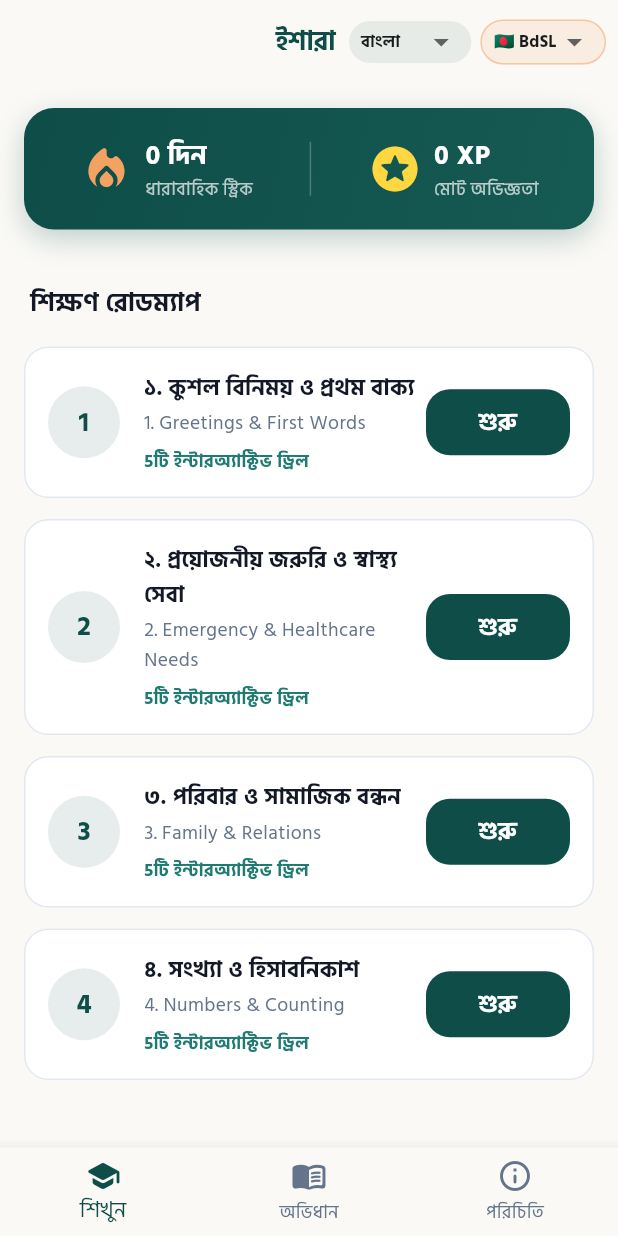
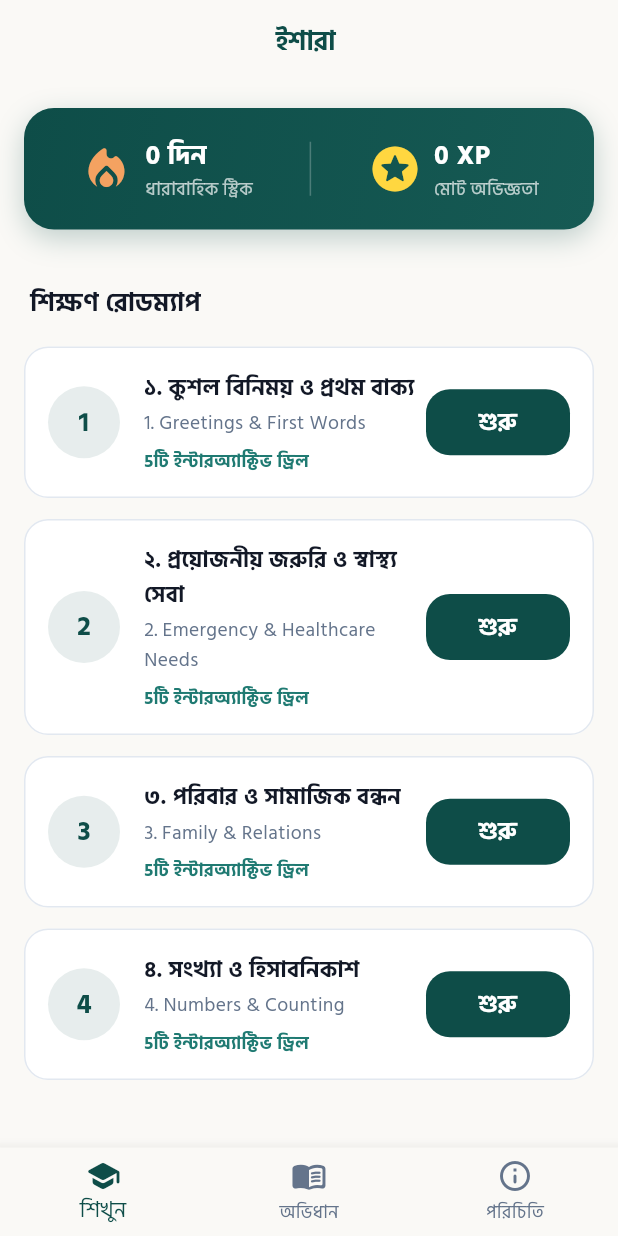
Before and after one commit to Sifat247/ishara-sign-language, a Flutter app: the screen it shows after launch, after a tap on "শেখা শুরু করুন (Free)", on a phone screen of 412 x 824 dp. Run offline on Flutter 3.47's test engine with Material 3 defaults, Android fonts, the phone set to English and light mode, and no system bars; our stand-ins replace flutter_animate, flutter_riverpod, shared_preferences.

Commit message:
Make Ishara Bangla-only (BdSL): remove 6 extra UI languages, ASL track and English listing
Co-Authored-By: Claude Sonnet 5.5 <noreply@anthropic.com>
Claude-Session: https://claude.ai/code/session_01Xud2UNbctheTAoxeL3Gkd1

```diff
--- a/lib/core/services/sign_database.dart
+++ b/lib/core/services/sign_database.dart
@@ -1,7 +1,6 @@
 import '../models/sign_item.dart';
 
 class AuthenticSignDatabase {
-  // Sourced and normalized according to Bangladesh National Federation of the Deaf (BNDF) & ASL Standards
   static const List<SignItem> initialSigns = [
     // --- 1. Daily Essentials (নৈমিত্তিক যোগাযোগ) ---
     SignItem(
@@ -147,38 +146,6 @@ class AuthenticSignDatabase {
       track: 'both',
     ),
 
-    // --- 4. ASL Alphabets (আমেরিকান বর্ণমালা) ---
-    SignItem(
-      id: 'asl_01',
-      banglaWord: 'Letter A',
-      englishWord: 'ASL - A',
-      category: 'alphabet',
-      descriptionBn: 'ASL বর্ণমালা A।',
-      gestureHintBn: 'মুঠো হাত সোজা রেখে বুড়ো আঙুলটি তর্জনীর পাশে সোজা রাখুন।',
-      handEmoji: '✊',
-      track: 'asl',
-    ),
-    SignItem(
-      id: 'asl_02',
-      banglaWord: 'Letter B',
-      englishWord: 'ASL - B',
-      category: 'alphabet',
-      descriptionBn: 'ASL বর্ণমালা B।',
-      gestureHintBn: '৪টি আঙুল সোজা উপরে একসাথে রাখুন, বুড়ো আঙুল তালুর উপর বাঁকান।',
-      handEmoji: '✋',
-      track: 'asl',
-    ),
-    SignItem(
-      id: 'asl_03',
-      banglaWord: 'Letter C',
-      englishWord: 'ASL - C',
-      category: 'alphabet',
-      descriptionBn: 'ASL বর্ণমালা C।',
-      gestureHintBn: 'হাতের আঙুলগুলো বাঁকিয়ে ইংরেজি "C" অক্ষরের আকৃতি দিন।',
-      handEmoji: '🤏',
-      track: 'asl',
-    ),
-
     // --- 5. Family & Relations (পরিবার ও সম্পর্ক) ---
     SignItem(
       id: 'fam_01',
--- a/lib/features/curriculum/presentation/home_screen.dart
+++ b/lib/features/curriculum/presentation/home_screen.dart
@@ -47,7 +47,7 @@ class _HomeScreenState extends State<HomeScreen> {
       setState(() {
         _xpPoints = xp;
         _streakDays = streak;
-        _activeTrack = track;
+        _activeTrack = 'bdsl';
         _completedLessonIds = completed;
       });
     }
@@ -68,59 +68,6 @@ class _HomeScreenState extends State<HomeScreen> {
             ),
           ],
         ),
-        actions: [
-          // UI Language Switcher Pill
-          Container(
-            margin: const EdgeInsets.only(right: 6),
-            padding: const EdgeInsets.symmetric(horizontal: 8, vertical: 2),
-            decoration: BoxDecoration(
-              color: IsharaColors.primaryTeal.withValues(alpha: 0.08),
-              borderRadius: BorderRadius.circular(16),
-            ),
-            child: DropdownButtonHideUnderline(
-              child: DropdownButton<AppLanguage>(
-                value: localeNotifier.currentLanguage,
-                isDense: true,
-                items: AppLanguage.values.map((l) {
-                  return DropdownMenuItem(
-                    value: l,
-                    child: Text(l.displayName, style: const TextStyle(fontSize: 11, fontWeight: FontWeight.bold)),
-                  );
-                }).toList(),
-                onChanged: (val) {
-                  if (val != null) localeNotifier.setLanguage(val);
-                },
-              ),
-            ),
-          ),
-
-          // Sign Track Switcher Pill (BdSL vs ASL)
-          Container(
-            margin: const EdgeInsets.only(right: 8),
-            padding: const EdgeInsets.symmetric(horizontal: 8, vertical: 2),
-            decoration: BoxDecoration(
-              color: IsharaColors.royalGold.withValues(alpha: 0.15),
-              borderRadius: BorderRadius.circular(16),
-              border: Border.all(color: IsharaColors.royalGold.withValues(alpha: 0.5)),
-            ),
-            child: DropdownButtonHideUnderline(
-              child: DropdownButton<String>(
-                value: _activeTrack,
-                isDense: true,
-                items: const [
-                  DropdownMenuItem(value: 'bdsl', child: Text('🇧🇩 BdSL', style: TextStyle(fontSize: 11, fontWeight: FontWeight.bold))),
-                  DropdownMenuItem(value: 'asl', child: Text('🇺🇸 ASL', style: TextStyle(fontSize: 11, fontWeight: FontWeight.bold))),
-                ],
-                onChanged: (val) async {
-                  if (val != null) {
-                    setState(() => _activeTrack = val);
-                    await ProgressTracker.setTrack(val);
-                  }
-                },
-              ),
-            ),
-          ),
-        ],
       ),
       body: CustomScrollView(
         slivers: [
--- a/lib/features/dictionary/presentation/dictionary_screen.dart
+++ b/lib/features/dictionary/presentation/dictionary_screen.dart
@@ -81,7 +81,6 @@ class _DictionaryScreenState extends State<DictionaryScreen> {
                 _buildFilterChip('সংরক্ষিত ❤️', 'bookmarked'),
                 _buildFilterChip('নৈমিত্তিক', 'daily'),
                 _buildFilterChip('জরুরি ও স্বাস্থ্য', 'emergency'),
-                _buildFilterChip('ASL বর্ণমালা', 'alphabet'),
               ],
             ),
           ),
--- a/lib/features/onboarding/presentation/onboarding_screen.dart
+++ b/lib/features/onboarding/presentation/onboarding_screen.dart
@@ -30,38 +30,6 @@ class _OnboardingScreenState extends State<OnboardingScreen> {
   @override
   Widget build(BuildContext context) {
     return Scaffold(
-      appBar: AppBar(
-        actions: [
-          // Language Switcher Dropdown
-          Container(
-            margin: const EdgeInsets.only(right: 16),
-            padding: const EdgeInsets.symmetric(horizontal: 10, vertical: 4),
-            decoration: BoxDecoration(
-              color: IsharaColors.primaryTeal.withValues(alpha: 0.08),
-              borderRadius: BorderRadius.circular(20),
-              border: Border.all(color: IsharaColors.primaryTeal.withValues(alpha: 0.2)),
-            ),
-            child: DropdownButtonHideUnderline(
-              child: DropdownButton<AppLanguage>(
-                value: localeNotifier.currentLanguage,
-                isDense: true,
-                items: AppLanguage.values.map((l) {
-                  return DropdownMenuItem(
-                    value: l,
-                    child: Text(
-                      l.displayName,
-                      style: const TextStyle(fontSize: 12, fontWeight: FontWeight.bold),
-                    ),
-                  );
-                }).toList(),
-                onChanged: (val) {
-                  if (val != null) localeNotifier.setLanguage(val);
-                },
-              ),
-            ),
-          ),
-        ],
-      ),
       body: SafeArea(
         child: SingleChildScrollView(
           padding: const EdgeInsets.symmetric(horizontal: 24.0, vertical: 16),
--- a/store_assets/listings/bn_short.txt
+++ b/store_assets/listings/bn_short.txt
@@ -1 +1 @@
-বাংলা ইশারা (BdSL) ও ASL শেখার অফলাইন সহায়িকা। ফ্রি, বিজ্ঞাপনমুক্ত।
+বাংলা ইশারা ভাষা (BdSL) শেখার অফলাইন সহায়িকা। ফ্রি, বিজ্ঞাপনমুক্ত।
--- a/store_assets/listings/en_short.txt
+++ /dev/null
@@ -1 +0,0 @@
-Offline beginner guide to Bangla (BdSL) and ASL signs. Free, no ads.
--- a/store_assets/listings/en_title.txt
+++ /dev/null
@@ -1 +0,0 @@
-Ishara: Sign Language Guide
```
Also changed, not shown: lib/core/services/locale_service.dart (+2 -144 lines), store_assets/listings/bn_full.txt (+4 -5 lines), store_assets/listings/en_full.txt (deleted, +0 -16 lines), 4 other files.
